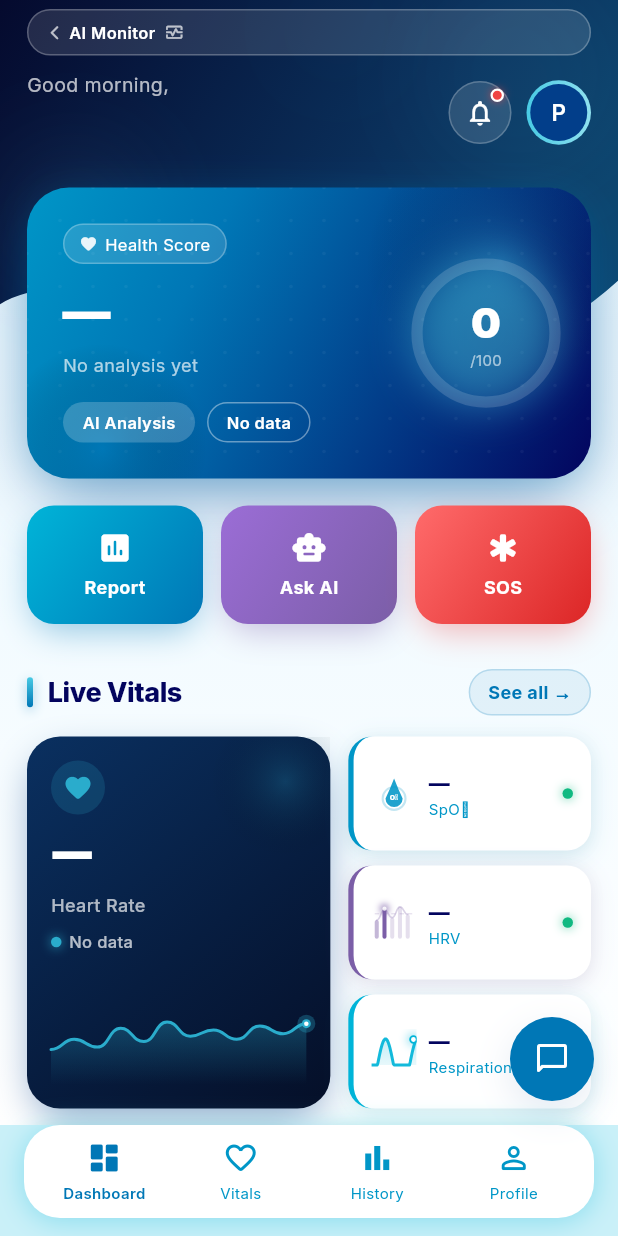
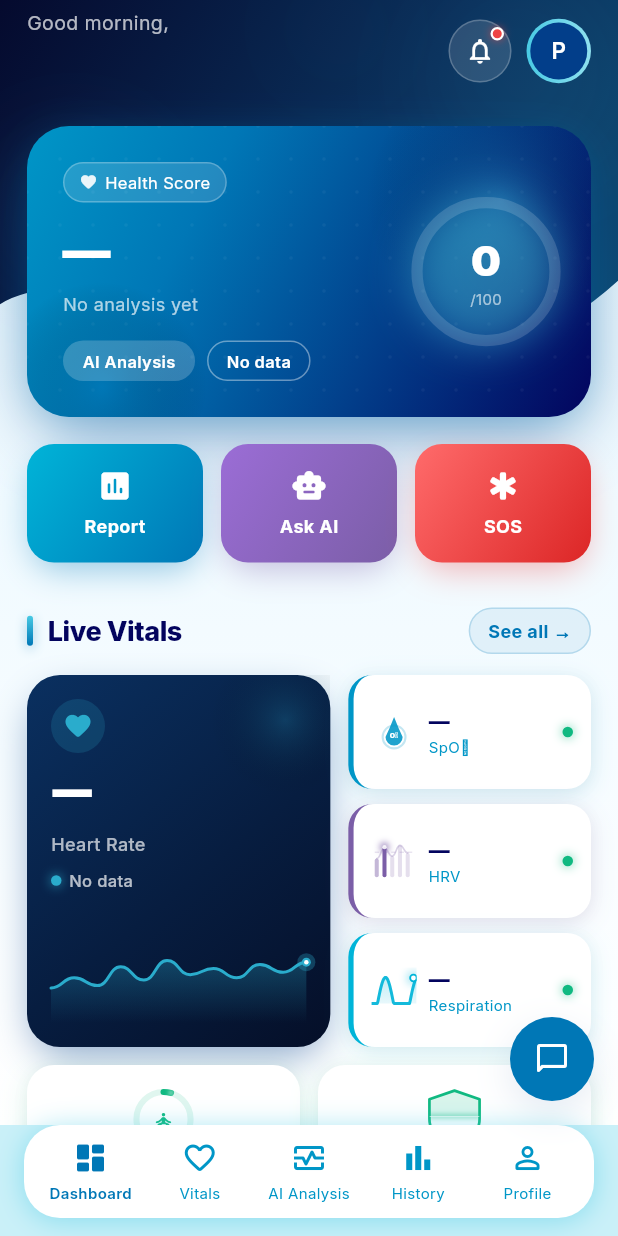
Before and after one commit to SanaEjaz02/Cardiva-vitals-monitoring-app, a Flutter app: the MainNavScreen screen opened by its route, on a phone screen of 412 x 824 dp. Run offline on Flutter 3.47's test engine with Material 3 defaults, Android fonts, the light colour scheme and no system bars; our stand-ins replace cloud_firestore, firebase_auth, firebase_core, firebase_storage, fl_chart, flutter_dotenv and 12 more; missing offline and left inert: flutter_background_service; accounts and stored records are empty.

Commit message:
feat: add AI Analysis as bottom nav tab
Moved AI Monitor from a hidden swipe-page + dashboard button to a dedicated
tab in the bottom navigation bar alongside Dashboard, Vitals, History, Profile.

```diff
--- a/lib/screens/dashboard/dashboard_screen.dart
+++ b/lib/screens/dashboard/dashboard_screen.dart
@@ -12,8 +12,7 @@ import '../../widgets/atoms/vital_animations.dart';
 
 class DashboardScreen extends StatefulWidget {
   final ValueChanged<int>? onSwitchTab;
-  final VoidCallback? onOpenAi;
-  const DashboardScreen({super.key, this.onSwitchTab, this.onOpenAi});
+  const DashboardScreen({super.key, this.onSwitchTab});
 
   @override
   State<DashboardScreen> createState() => _DashboardScreenState();
@@ -88,45 +87,10 @@ class _DashboardScreenState extends State<DashboardScreen>
                   sliver: SliverList(
                     delegate: SliverChildListDelegate([
                       const SizedBox(height: 6),
-                      if (widget.onOpenAi != null)
-                        GestureDetector(
-                          onTap: widget.onOpenAi,
-                          child: Container(
-                            margin: const EdgeInsets.only(bottom: 10),
-                            padding: const EdgeInsets.symmetric(
-                                horizontal: 12, vertical: 7),
-                            decoration: BoxDecoration(
-                              color: Colors.white.withValues(alpha: 0.12),
-                              borderRadius: BorderRadius.circular(20),
-                              border: Border.all(
-                                color: Colors.white.withValues(alpha: 0.25),
-                              ),
-                            ),
-                            child: Row(
-                              mainAxisSize: MainAxisSize.min,
-                              children: [
-                                const Icon(Icons.arrow_back_ios_rounded,
-                                    size: 11, color: Colors.white70),
-                                const SizedBox(width: 4),
-                                Text(
-                                  'AI Monitor',
-                                  style: AppTextStyles.caption.copyWith(
-                                    color: Colors.white,
-                                    fontSize: 11,
-                                    fontWeight: FontWeight.w600,
-                                  ),
-                                ),
-                                const SizedBox(width: 6),
-                                const Icon(Icons.monitor_heart_outlined,
-                                    size: 13, color: Colors.white70),
-                              ],
-                            ),
-                          ),
-                        ),
                       _TopBar(
                         greeting: _greeting,
                         pulseController: _pulseController,
-                        onProfileTap: () => widget.onSwitchTab?.call(3),
+                        onProfileTap: () => widget.onSwitchTab?.call(4),
                       ),
                       const SizedBox(height: 22),
                       const _HeroCard(),
--- a/lib/screens/main_nav_screen.dart
+++ b/lib/screens/main_nav_screen.dart
@@ -10,8 +10,7 @@ import 'history/history_screen.dart';
 import 'profile/profile_screen.dart';
 import 'emergency/emergency_popup.dart';
 
-// Page layout:  0=AI  1=Dashboard  2=Vitals  3=History  4=Profile
-// Swipe right from Dashboard to reveal the AI screen.
+// Page layout: 0=Dashboard  1=Vitals  2=AI  3=History  4=Profile
 
 class MainNavScreen extends StatefulWidget {
   const MainNavScreen({super.key});
@@ -22,39 +21,23 @@ class MainNavScreen extends StatefulWidget {
 
 class _MainNavScreenState extends State<MainNavScreen> {
   late final PageController _pageController;
-  int _currentPage = 1;
+  int _currentPage = 0;
 
   @override
   void initState() {
     super.initState();
-    _pageController = PageController(initialPage: 1);
+    _pageController = PageController(initialPage: 0);
     _pageController.addListener(_onScroll);
   }
 
   void _onScroll() {
-    final page = _pageController.page?.round() ?? 1;
+    final page = _pageController.page?.round() ?? 0;
     if (page != _currentPage) setState(() => _currentPage = page);
   }
 
-  void _switchTab(int navIndex) {
+  void _switchTab(int index) {
     _pageController.animateToPage(
-      navIndex + 1,
-      duration: const Duration(milliseconds: 280),
-      curve: Curves.easeInOut,
-    );
-  }
-
-  void _goToAi() {
-    _pageController.animateToPage(
-      0,
-      duration: const Duration(milliseconds: 280),
-      curve: Curves.easeInOut,
-    );
-  }
-
-  void _backToDashboard() {
-    _pageController.animateToPage(
-      1,
+      index,
       duration: const Duration(milliseconds: 280),
       curve: Curves.easeInOut,
     );
@@ -67,8 +50,7 @@ class _MainNavScreenState extends State<MainNavScreen> {
     super.dispose();
   }
 
-  bool get _showNav => _currentPage > 0;
-  int get _navIndex => (_currentPage - 1).clamp(0, 3);
+  int get _navIndex => _currentPage.clamp(0, 4);
 
   @override
   Widget build(BuildContext context) {
@@ -78,14 +60,14 @@ class _MainNavScreenState extends State<MainNavScreen> {
         controller: _pageController,
         physics: const ClampingScrollPhysics(),
         children: [
-          VitalsAiScreen(onBack: _backToDashboard),
-          DashboardScreen(onSwitchTab: _switchTab, onOpenAi: _goToAi),
-          VitalsScreen(onOpenAi: _goToAi),
+          DashboardScreen(onSwitchTab: _switchTab),
+          const VitalsScreen(),
+          const VitalsAiScreen(),
           const HistoryScreen(),
           const ProfileScreen(),
         ],
       ),
-      floatingActionButton: _showNav && _currentPage <= 2
+      floatingActionButton: _currentPage <= 1
           ? GestureDetector(
               onLongPress: () => EmergencyPopup.show(context, 'manual'),
               child: CardivaFab(
@@ -94,12 +76,10 @@ class _MainNavScreenState extends State<MainNavScreen> {
             )
           : null,
       floatingActionButtonLocation: FloatingActionButtonLocation.endFloat,
-      bottomNavigationBar: _showNav
-          ? CardivaBottomNav(
-              activeIndex: _navIndex,
-              onTap: _switchTab,
-            )
-          : null,
+      bottomNavigationBar: CardivaBottomNav(
+        activeIndex: _navIndex,
+        onTap: _switchTab,
+      ),
     );
   }
 }
--- a/lib/widgets/atoms/bottom_nav_bar.dart
+++ b/lib/widgets/atoms/bottom_nav_bar.dart
@@ -15,6 +15,7 @@ class CardivaBottomNav extends StatelessWidget {
   static const _items = [
     _NavItem(Icons.dashboard_rounded, Icons.dashboard_outlined, 'Dashboard'),
     _NavItem(Icons.favorite_rounded, Icons.favorite_border_rounded, 'Vitals'),
+    _NavItem(Icons.monitor_heart_rounded, Icons.monitor_heart_outlined, 'AI Analysis'),
     _NavItem(Icons.bar_chart_rounded, Icons.bar_chart_outlined, 'History'),
     _NavItem(Icons.person_rounded, Icons.person_outline_rounded, 'Profile'),
   ];
```
